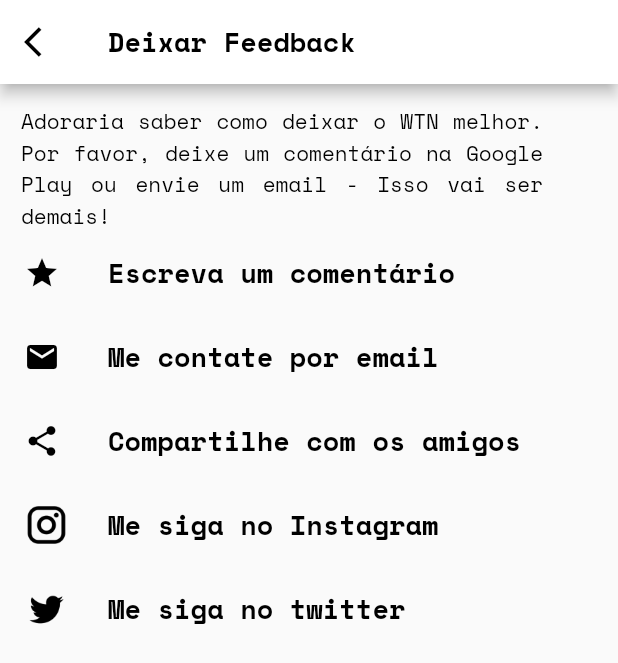
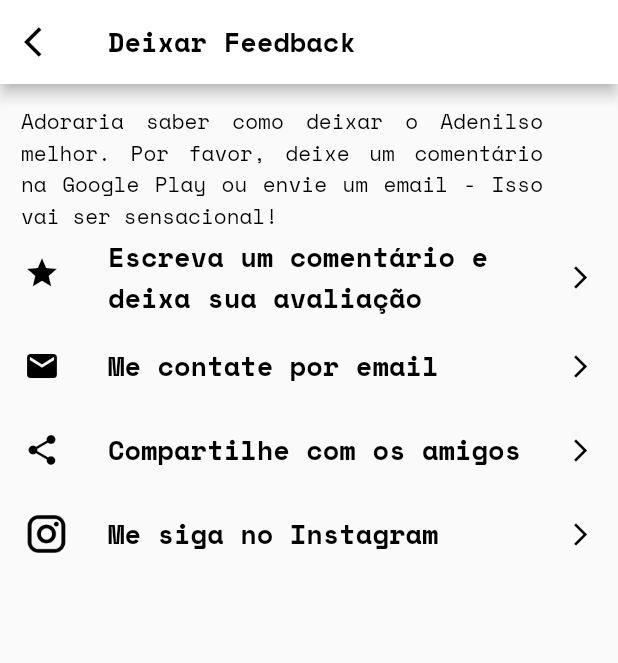
Before and after one commit to joao-cabral/wtn_project, a Flutter app: the FeedbackView screen opened by its route, on a phone screen of 412 x 824 dp. Shown: the top 663 px of the screen. Run offline on Flutter 3.47's test engine with Material 2 defaults, Android fonts, the phone set to English and light mode, and no system bars; our stand-ins replace animated_text_kit, flutter_local_notifications, flutter_native_timezone, flutter_staggered_animations, google_fonts, google_mobile_ads and 5 more; missing offline and left inert: flutter_email_sender, launch_review; network calls fail.

Commit message:
feat: added trailing

```diff
--- a/lib/views/menu_views/feedback_view.dart
+++ b/lib/views/menu_views/feedback_view.dart
@@ -1,7 +1,8 @@
 import 'package:flutter/material.dart';
 import 'package:google_fonts/google_fonts.dart';
+import 'package:launch_review/launch_review.dart';
+import 'package:share_plus/share_plus.dart';
 import 'package:url_launcher/url_launcher.dart';
-import 'package:share_plus/share_plus.dart';
 
 class FeedbackView extends StatelessWidget {
   const FeedbackView({Key? key}) : super(key: key);
@@ -56,7 +57,7 @@ class FeedbackView extends StatelessWidget {
           Padding(
             padding: const EdgeInsets.only(left: 14.0, right: 50, top: 14.0),
             child: Text(
-              "Adoraria saber como deixar o WTN melhor. Por favor, deixe um comentário na Google Play ou envie um email - Isso vai ser demais!",
+              "Adoraria saber como deixar o Adenilso melhor. Por favor, deixe um comentário na Google Play ou envie um email - Isso vai ser sensacional!",
               style: GoogleFonts.spaceMono(
                 fontSize: 14,
                 fontWeight: FontWeight.w500,
@@ -68,13 +69,20 @@ class FeedbackView extends StatelessWidget {
           ListTile(
             leading: const Icon(Icons.star, color: Colors.black),
             title: Text(
-              "Escreva um comentário",
+              "Escreva um comentário e deixa sua avaliação",
               style: GoogleFonts.spaceMono(
                 fontSize: 18,
                 fontWeight: FontWeight.w600,
                 color: Colors.black,
               ),
             ),
+            trailing: const Icon(
+              Icons.arrow_forward_ios,
+              color: Colors.black,
+              size: 18,
+            ),
+            onTap: () => LaunchReview.launch(
+                androidAppId: 'br.com.wtn_project.adenilso'),
           ),
           ListTile(
             leading: const Icon(Icons.email, color: Colors.black),
@@ -86,19 +94,13 @@ class FeedbackView extends StatelessWidget {
                 color: Colors.black,
               ),
             ),
+            trailing: const Icon(
+              Icons.arrow_forward_ios,
+              color: Colors.black,
+              size: 18,
+            ),
             onTap: () => Navigator.pushNamed(context, 'improvements'),
           ),
-          // Padding(
-          //   padding: const EdgeInsets.all(14.0),
-          //   child: Text(
-          //     "Apoie mais :)",
-          //     style: GoogleFonts.spaceMono(
-          //       fontSize: 18,
-          //       fontWeight: FontWeight.bold,
-          //       color: Colors.black,
-          //     ),
-          //   ),
-          // ),
           ListTile(
             leading: const Icon(Icons.share, color: Colors.black),
             title: Text(
@@ -108,6 +110,11 @@ class FeedbackView extends StatelessWidget {
                 fontWeight: FontWeight.w600,
                 color: Colors.black,
               ),
+            ),
+            trailing: const Icon(
+              Icons.arrow_forward_ios,
+              color: Colors.black,
+              size: 18,
             ),
             onTap: () => onShare(context),
           ),
@@ -127,26 +134,13 @@ class FeedbackView extends StatelessWidget {
                 color: Colors.black,
               ),
             ),
+            trailing: const Icon(
+              Icons.arrow_forward_ios,
+              color: Colors.black,
+              size: 18,
+            ),
             onTap: () =>
                 launchURL(Uri.parse("https://instagram.com/juao.cabral")),
-          ),
-          ListTile(
-            leading: const SizedBox(
-              height: 30,
-              width: 30,
-              child: Image(
-                image: AssetImage(iconTwitter),
-              ),
-            ),
-            title: Text(
-              "Me siga no twitter",
-              style: GoogleFonts.spaceMono(
-                fontSize: 18,
-                fontWeight: FontWeight.w600,
-                color: Colors.black,
-              ),
-            ),
-            onTap: () => launchURL(Uri.parse("https://twitter.com/devCjoao")),
           ),
         ],
       ),
```
